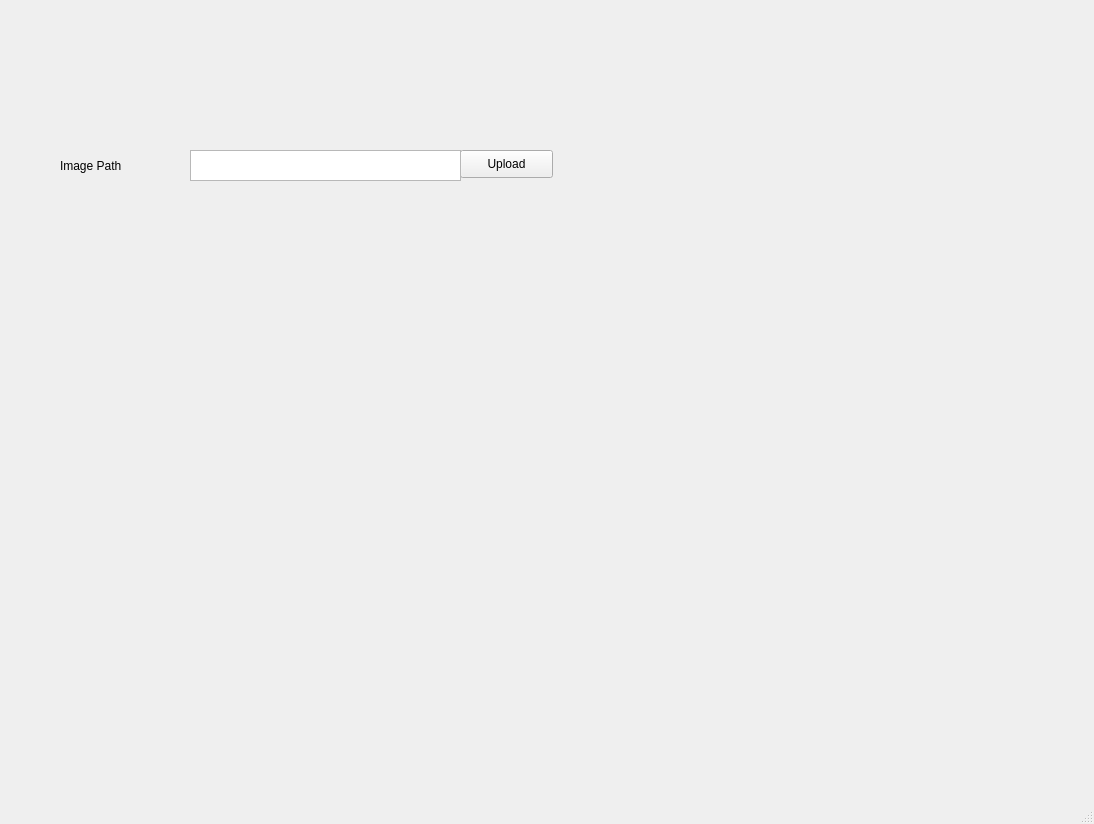
First picture: the form in gui.ui, repository AnyaChampaneria/Project, before the edit.
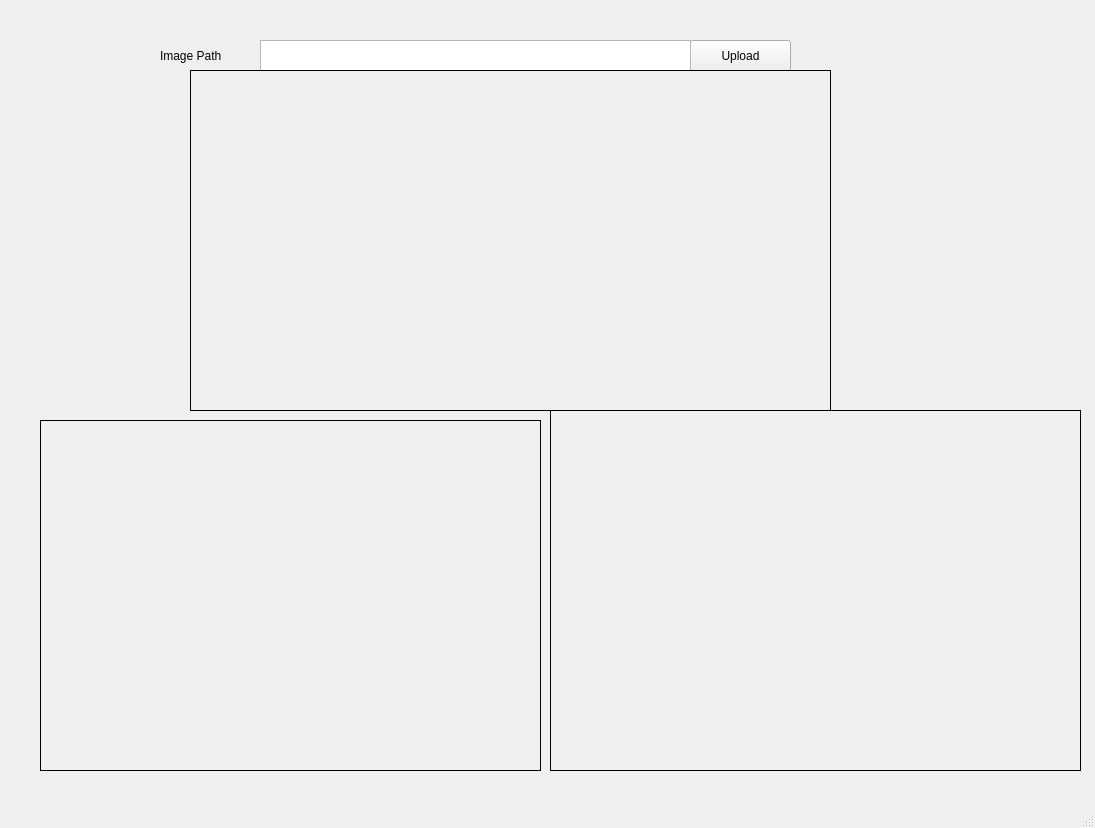
Second picture: the form after the edit.

Commit message: ELA and ROI in GUI

What changed in the file:
```diff
--- a/gui.ui
+++ b/gui.ui
@@ -6,8 +6,8 @@
    <rect>
     <x>0</x>
     <y>0</y>
-    <width>1094</width>
-    <height>824</height>
+    <width>1095</width>
+    <height>828</height>
    </rect>
   </property>
   <property name="windowTitle">
@@ -17,10 +17,10 @@
    <widget class="QPushButton" name="Upload">
     <property name="geometry">
      <rect>
-      <x>460</x>
-      <y>150</y>
-      <width>93</width>
-      <height>28</height>
+      <x>690</x>
+      <y>40</y>
+      <width>101</width>
+      <height>31</height>
      </rect>
     </property>
     <property name="text">
@@ -30,9 +30,9 @@
    <widget class="QTextEdit" name="image_path_2">
     <property name="geometry">
      <rect>
-      <x>190</x>
-      <y>150</y>
-      <width>271</width>
+      <x>260</x>
+      <y>40</y>
+      <width>431</width>
       <height>31</height>
      </rect>
     </property>
@@ -40,8 +40,8 @@
    <widget class="QLabel" name="image_path">
     <property name="geometry">
      <rect>
-      <x>60</x>
-      <y>150</y>
+      <x>160</x>
+      <y>40</y>
       <width>131</width>
       <height>31</height>
      </rect>
@@ -50,6 +50,54 @@
      <string>Image Path</string>
     </property>
    </widget>
+   <widget class="QLabel" name="image_label">
+    <property name="geometry">
+     <rect>
+      <x>190</x>
+      <y>70</y>
+      <width>641</width>
+      <height>341</height>
+     </rect>
+    </property>
+    <property name="frameShape">
+     <enum>QFrame::Box</enum>
+    </property>
+    <property name="text">
+     <string/>
+    </property>
+   </widget>
+   <widget class="QLabel" name="ela95_label">
+    <property name="geometry">
+     <rect>
+      <x>40</x>
+      <y>420</y>
+      <width>501</width>
+      <height>351</height>
+     </rect>
+    </property>
+    <property name="frameShape">
+     <enum>QFrame::Box</enum>
+    </property>
+    <property name="text">
+     <string/>
+    </property>
+   </widget>
+   <widget class="QLabel" name="ela90_label">
+    <property name="geometry">
+     <rect>
+      <x>550</x>
+      <y>410</y>
+      <width>531</width>
+      <height>361</height>
+     </rect>
+    </property>
+    <property name="frameShape">
+     <enum>QFrame::Box</enum>
+    </property>
+    <property name="text">
+     <string/>
+    </property>
+   </widget>
   </widget>
   <widget class="QMenuBar" name="menubar">
    <property name="geometry">
```
Left out of the diff: 2 changed lines with no effect on the pictures. The commit also changes 5 other files.
